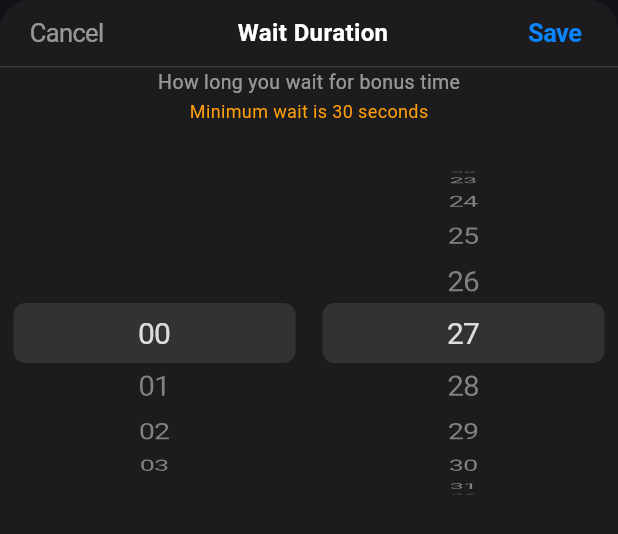
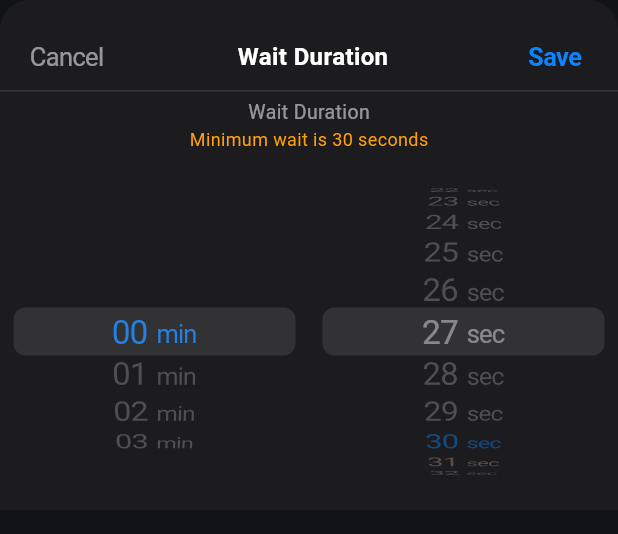
Before and after one commit to EGBYtest/Unplug, a Flutter app: the _WaitDurationSheet widget shown alone on an empty page, opened directly with empty values, after a tap on an icon or button, on a phone screen of 412 x 824 dp. Shown: the top 534 px of the screen. Run offline on Flutter 3.47's test engine with Material 3 defaults, Android fonts, the light colour scheme and no system bars; our stand-ins replace shared_preferences; missing offline and left inert: usage_stats; accounts and stored records are empty.

Commit message:
release: v2.0.1 — wait picker matches the time limit wheel, labelled
The wait picker was its own thing: 40px rows, 20px numbers, no unit
labels. The Daily Time Limit picker three taps away uses 32px rows,
larger magnified type, and "hr"/"min" beside each number. Two duration
pickers in the same screen that look nothing like each other read as
two different systems, and bare numbers with no unit are genuinely
ambiguous — 3 next to 59 looks like a pair, not a duration.

Now mirrors the limit picker's metrics exactly: itemExtent 32, the
34/32 magnified type CupertinoTimerPicker uses for the selected row,
and a "min"/"sec" suffix on every row rather than only the selected
one. CupertinoTimerPicker owns those constants and they are private, so
they are mirrored with a comment saying so — if they move in Flutter,
this desynchronises and should be rechecked.

Still two hand-built pickers rather than CupertinoTimerPicker's ms
mode, which would have given the styling and labels for free. Its minute
wheel is always 0-59 with no bound, and the ceiling here is 3:59.
Snap-back still handles both ends.

81 tests, up from 79: unit labels are present on both wheels, and both
wheels use the same item extent as the limit picker.

```diff
--- a/lib/settings_screen.dart
+++ b/lib/settings_screen.dart
@@ -837,16 +837,17 @@ final bonusSeconds = _storage.remainingBonusSeconds(
 
 /// Minute/second wheels for the bonus wait.
 ///
-/// Two plain CupertinoPickers rather than CupertinoTimerPicker. TimerPicker
-/// sizes its minute wheel from the initial duration it is given, so it cannot
-/// express a fixed 0–3:59 range — passing 30s yields a one-minute wheel, and
-/// the range moves as you scroll. Explicit wheels keep the range fixed.
+/// Styled to match the Daily Time Limit wheel exactly — same item extent, same
+/// magnified type, same "min"/"sec" suffixes beside each number. Two pickers
+/// side by side rather than CupertinoTimerPicker, whose `ms` mode builds a
+/// 0–59 minute wheel with no way to bound it; the ceiling here is 3:59, so the
+/// minute wheel has to stop at 3.
 ///
-/// The floor is enforced by snapping back rather than by withholding options.
-/// Letting a user spin to 0:05, silently saving 5s, and only then finding out
-/// is worse than a wheel that refuses to settle there: the setting is meant to
-/// be the user's expression of how much friction they want, so a value the app
-/// will not honour should not be selectable at all.
+/// The floor and ceiling are enforced by snapping the wheels back rather than
+/// by withholding options. Letting a user settle on 0:05 and only finding out
+/// on save is worse than a wheel that refuses to sit there — this setting is
+/// the user expressing how much friction they want, so a value the app will
+/// not honour should not be selectable at all.
 class _WaitDurationSheet extends StatefulWidget {
   final int initialSeconds;
   final VoidCallback onCancel;
@@ -866,15 +867,23 @@ class _WaitDurationSheetState extends State<_WaitDurationSheet> {
   static const int _floor = StorageService.minWaitSeconds;
   static const int _ceiling = StorageService.maxWaitSeconds;
 
-  late int _minutes;
-  late int _seconds;
+  /// CupertinoTimerPicker constants, mirrored so the two wheels in Settings
+  /// are visually identical. Changing these desynchronises the wait picker
+  /// from the Daily Time Limit picker next to it.
+  static const double _itemExtent = 32.0;
+  static const double _magnification = 34 / 32;
+  static const double _fontSize = 21.0;
+  static const double _labelFontSize = 17.0;
+  static const double _labelGap = 6.0;
 
+  int _minutes = 0;
+  int _seconds = 0;
   String? _warning;
 
-  /// Rebuilt whenever the selection is corrected, so the wheels jump back
-  /// rather than sitting on a value that was rejected.
-  late FixedExtentScrollController _minuteCtl;
-  late FixedExtentScrollController _secondCtl;
+  /// Re-created whenever a selection is rejected, so the wheels jump back
+  /// rather than resting on a value that was refused.
+  FixedExtentScrollController? _minuteCtl;
+  FixedExtentScrollController? _secondCtl;
 
   @override
   void initState() {
@@ -888,8 +897,8 @@ class _WaitDurationSheetState extends State<_WaitDurationSheet> {
 
   @override
   void dispose() {
-    _minuteCtl.dispose();
-    _secondCtl.dispose();
+    _minuteCtl?.dispose();
+    _secondCtl?.dispose();
     super.dispose();
   }
 
@@ -897,25 +906,16 @@ class _WaitDurationSheetState extends State<_WaitDurationSheet> {
 
   void _onWheelChanged() {
     final total = _total;
-    if (total < _floor) {
-      // Snap the offending wheel to the floor and say why. 0m30s is reachable
-      // from either wheel, so both are recomputed from the floored total.
-      final floored = _floor;
+    if (total < _floor || total > _ceiling) {
+      // Recompute both wheels from the corrected total, because e.g. 0m05 and
+      // 3m65 are both reachable and only one of them is the offending wheel.
+      final corrected = total < _floor ? _floor : _ceiling;
       setState(() {
-        _minutes = floored ~/ 60;
-        _seconds = floored % 60;
-        _warning = 'Minimum wait is 30 seconds';
-        _minuteCtl = FixedExtentScrollController(initialItem: _minutes);
-        _secondCtl = FixedExtentScrollController(initialItem: _seconds);
-      });
-      return;
-    }
-    if (total > _ceiling) {
-      final capped = _ceiling;
-      setState(() {
-        _minutes = capped ~/ 60;
-        _seconds = capped % 60;
-        _warning = 'Maximum wait is 3 minutes 59 seconds';
+        _minutes = corrected ~/ 60;
+        _seconds = corrected % 60;
+        _warning = total < _floor
+            ? 'Minimum wait is 30 seconds'
+            : 'Maximum wait is 3 minutes 59 seconds';
         _minuteCtl = FixedExtentScrollController(initialItem: _minutes);
         _secondCtl = FixedExtentScrollController(initialItem: _seconds);
       });
@@ -926,8 +926,22 @@ class _WaitDurationSheetState extends State<_WaitDurationSheet> {
 
   @override
   Widget build(BuildContext context) {
+    // The selected row's type is scaled the way the limit picker scales it.
+    final selectedStyle = TextStyle(
+      color: CupertinoTheme.of(context).primaryColor,
+      fontSize: _fontSize * _magnification,
+    );
+    final normalStyle = TextStyle(
+      color: CupertinoTheme.of(context).textTheme.pickerTextStyle.color ??
+          CupertinoColors.white,
+      fontSize: _fontSize * _magnification,
+    );
+    final mutedStyle = normalStyle.copyWith(
+      color: normalStyle.color!.withOpacity(0.5),
+    );
+
     return Container(
-      height: 360,
+      height: 340,
       decoration: const BoxDecoration(
         color: Color(0xFF1C1C1E),
         borderRadius: BorderRadius.vertical(top: Radius.circular(20)),
@@ -935,7 +949,7 @@ class _WaitDurationSheetState extends State<_WaitDurationSheet> {
       child: Column(
         children: [
           Padding(
-            padding: const EdgeInsets.symmetric(horizontal: 20),
+            padding: const EdgeInsets.fromLTRB(20, 16, 20, 0),
             child: Row(
               mainAxisAlignment: MainAxisAlignment.spaceBetween,
               children: [
@@ -956,18 +970,20 @@ class _WaitDurationSheetState extends State<_WaitDurationSheet> {
                       style: TextStyle(
                           color: Color(0xFF0A84FF),
                           fontWeight: FontWeight.bold)),
-                  onPressed: () => widget.onSave(_total.clamp(_floor, _ceiling)),
+                  onPressed: () =>
+                      widget.onSave(_total.clamp(_floor, _ceiling)),
                 ),
               ],
             ),
           ),
           const Divider(color: Colors.white12, height: 1),
-          const Text('How long you wait for bonus time',
+          const SizedBox(height: 4),
+          const Text('Wait Duration',
               style: TextStyle(color: Colors.white54, fontSize: 13)),
-          // Reserved height so the wheels do not jump when the warning
+          // Reserved height so the wheels do not shift when the message
           // appears and disappears.
           SizedBox(
-            height: 20,
+            height: 18,
             child: Center(
               child: _warning == null
                   ? null
@@ -979,8 +995,34 @@ class _WaitDurationSheetState extends State<_WaitDurationSheet> {
           Expanded(
             child: Row(
               children: [
-                Expanded(child: _wheel('min', _ceiling ~/ 60, _minutes, _minuteCtl)),
-                Expanded(child: _wheel('sec', 59, _seconds, _secondCtl)),
+                Expanded(
+                  child: _wheel(
+                    max: _ceiling ~/ 60,
+                    unit: 'min',
+                    value: _minutes,
+                    controller: _minuteCtl!,
+                    selectedStyle: selectedStyle,
+                    mutedStyle: mutedStyle,
+                    onChanged: (i) {
+                      _minutes = i;
+                      _onWheelChanged();
+                    },
+                  ),
+                ),
+                Expanded(
+                  child: _wheel(
+                    max: 59,
+                    unit: 'sec',
+                    value: _seconds,
+                    controller: _secondCtl!,
+                    selectedStyle: selectedStyle,
+                    mutedStyle: mutedStyle,
+                    onChanged: (i) {
+                      _seconds = i;
+                      _onWheelChanged();
+                    },
+                  ),
+                ),
               ],
             ),
           ),
@@ -989,29 +1031,37 @@ class _WaitDurationSheetState extends State<_WaitDurationSheet> {
     );
   }
 
-  Widget _wheel(
-    String label,
-    int max,
-    int value,
-    FixedExtentScrollController controller,
-  ) {
+  /// One number wheel with its unit label beside every entry, laid out the
+  /// way CupertinoTimerPicker does it — number, gap, unit — so "2 min" reads
+  /// correctly at every row rather than only on the selected one.
+  Widget _wheel({
+    required int max,
+    required String unit,
+    required int value,
+    required FixedExtentScrollController controller,
+    required TextStyle selectedStyle,
+    required TextStyle mutedStyle,
+    required ValueChanged<int> onChanged,
+  }) {
     return CupertinoPicker(
-      itemExtent: 40,
+      itemExtent: _itemExtent,
       scrollController: controller,
-      onSelectedItemChanged: (i) {
-        if (label == 'min') {
-          _minutes = i;
-        } else {
-          _seconds = i;
-        }
-        _onWheelChanged();
-      },
+      onSelectedItemChanged: onChanged,
       children: [
         for (int i = 0; i <= max; i++)
           Center(
-            child: Text(
-              i < 10 ? '0$i' : '$i',
-              style: const TextStyle(color: Colors.white, fontSize: 20),
+            child: Row(
+              mainAxisSize: MainAxisSize.min,
+              crossAxisAlignment: CrossAxisAlignment.baseline,
+              textBaseline: TextBaseline.alphabetic,
+              children: [
+                Text(i < 10 ? '0$i' : '$i',
+                    style: i == value ? selectedStyle : mutedStyle),
+                SizedBox(width: _labelGap),
+                Text(unit,
+                    style: (i == value ? selectedStyle : mutedStyle)
+                        .copyWith(fontSize: _labelFontSize)),
+              ],
             ),
           ),
       ],
--- a/pubspec.yaml
+++ b/pubspec.yaml
@@ -1,7 +1,7 @@
 name: unplug
 description: Focus-first screen time management app. Block short-form content tabs without killing the app.
 publish_to: 'none'
-version: 2.0.0+39
+version: 2.0.1+40
 
 environment:
   sdk: '>=3.0.0 <4.0.0'
```
Also changed, not shown: lib/generated/app_version.dart, 3 other files.
